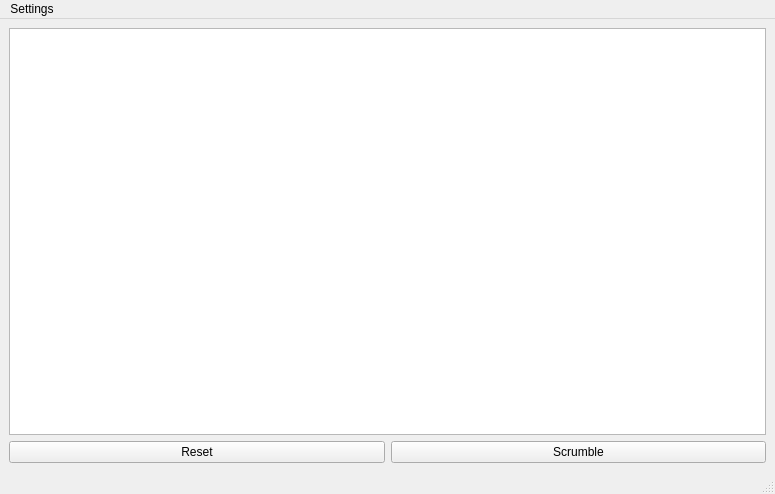
Qt form static/ui/mainwindow.ui (kupns-aka-kupa/puzzles) before a commit.
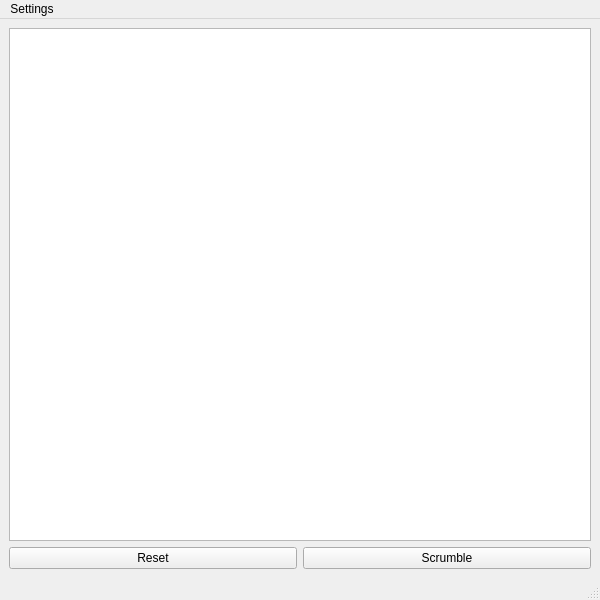
The same form after that commit. Icons and pictures are not drawn.

Diff of the .ui file:
```diff
--- a/static/ui/mainwindow.ui
+++ b/static/ui/mainwindow.ui
@@ -6,8 +6,8 @@
    <rect>
     <x>0</x>
     <y>0</y>
-    <width>775</width>
-    <height>494</height>
+    <width>600</width>
+    <height>600</height>
    </rect>
   </property>
   <property name="windowTitle">
@@ -57,7 +57,7 @@
     <rect>
      <x>0</x>
      <y>0</y>
-     <width>775</width>
+     <width>600</width>
      <height>23</height>
     </rect>
    </property>
```
